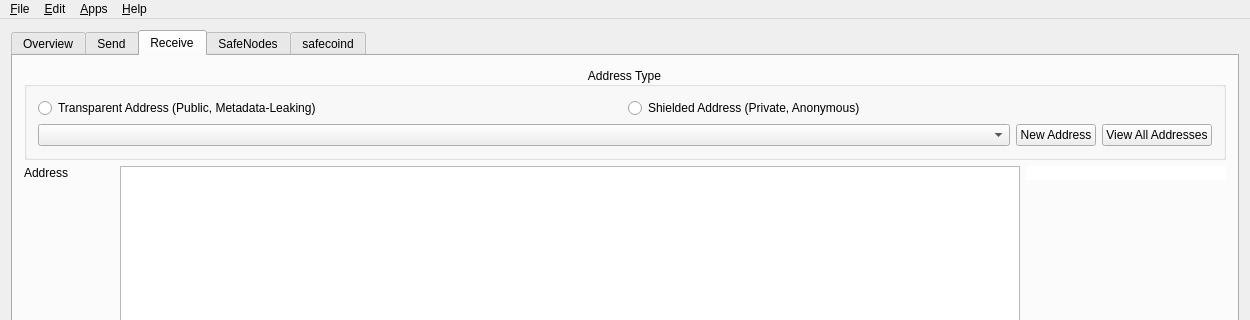
This is src/mainwindow.ui in OleksandrBlack/safecoin-qt-wallet as Qt 5 draws it before an edit; both pictures show x 0 to 1250 and y 0 to 320 of the 1250 by 790 pixel window. The edited form follows.
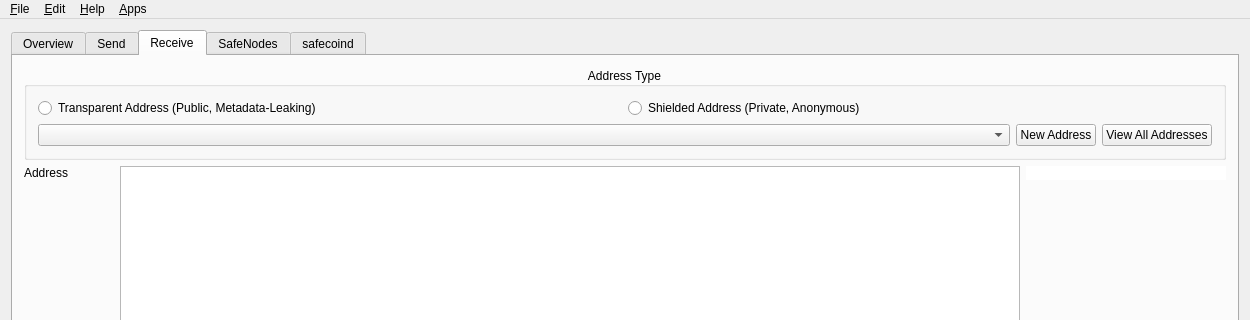
This is the edited form. Icons and pictures are not drawn. Custom widgets are drawn as their Qt base class.

Commit message: enable apps

The edit to the form file:
```diff
--- a/src/mainwindow.ui
+++ b/src/mainwindow.ui
@@ -2232,6 +2232,7 @@
    <addaction name="menu_Edit"/>
    <addaction name="menuApps"/>
    <addaction name="menuHelp"/>
+   <addaction name="menuApps"/>
   </widget>
   <widget class="QStatusBar" name="statusBar"/>
   <action name="actionExit">
```
